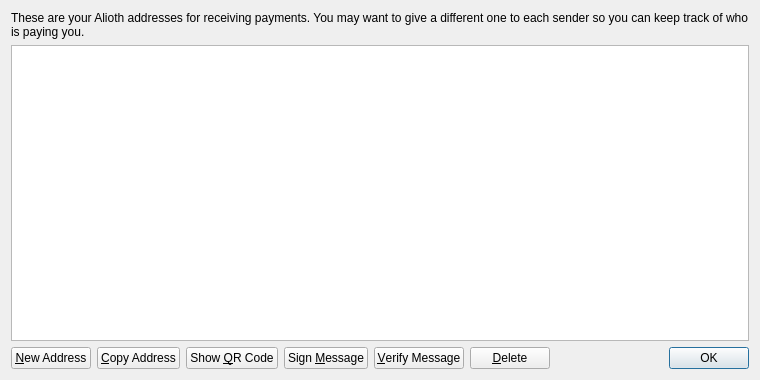
aliothcoin/aliothcoin, file src/qt/forms/addressbookpage.ui: the form before one commit.
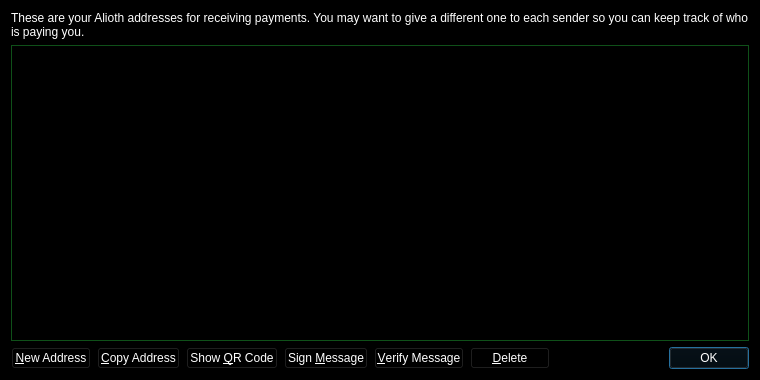
The form after the commit.

Diff of the .ui file:
```diff
--- a/src/qt/forms/addressbookpage.ui
+++ b/src/qt/forms/addressbookpage.ui
@@ -10,6 +10,421 @@
     <height>380</height>
    </rect>
   </property>
+  <property name="palette">
+   <palette>
+    <active>
+     <colorrole role="WindowText">
+      <brush brushstyle="SolidPattern">
+       <color alpha="255">
+        <red>255</red>
+        <green>255</green>
+        <blue>255</blue>
+       </color>
+      </brush>
+     </colorrole>
+     <colorrole role="Button">
+      <brush brushstyle="SolidPattern">
+       <color alpha="255">
+        <red>0</red>
+        <green>0</green>
+        <blue>0</blue>
+       </color>
+      </brush>
+     </colorrole>
+     <colorrole role="Light">
+      <brush brushstyle="SolidPattern">
+       <color alpha="255">
+        <red>0</red>
+        <green>0</green>
+        <blue>0</blue>
+       </color>
+      </brush>
+     </colorrole>
+     <colorrole role="Midlight">
+      <brush brushstyle="SolidPattern">
+       <color alpha="255">
+        <red>0</red>
+        <green>0</green>
+        <blue>0</blue>
+       </color>
+      </brush>
+     </colorrole>
+     <colorrole role="Dark">
+      <brush brushstyle="SolidPattern">
+       <color alpha="255">
+        <red>0</red>
+        <green>0</green>
+        <blue>0</blue>
+       </color>
+      </brush>
+     </colorrole>
+     <colorrole role="Mid">
+      <brush brushstyle="SolidPattern">
+       <color alpha="255">
+        <red>0</red>
+        <green>0</green>
+        <blue>0</blue>
+       </color>
+      </brush>
+     </colorrole>
+     <colorrole role="Text">
+      <brush brushstyle="SolidPattern">
+       <color alpha="255">
+        <red>255</red>
+        <green>255</green>
+        <blue>255</blue>
+       </color>
+      </brush>
+     </colorrole>
+     <colorrole role="BrightText">
+      <brush brushstyle="SolidPattern">
+       <color alpha="255">
+        <red>255</red>
+        <green>255</green>
+        <blue>255</blue>
+       </color>
+      </brush>
+     </colorrole>
+     <colorrole role="ButtonText">
+      <brush brushstyle="SolidPattern">
+       <color alpha="255">
+        <red>255</red>
+        <green>255</green>
+        <blue>255</blue>
+       </color>
+      </brush>
+     </colorrole>
+     <colorrole role="Base">
+      <brush brushstyle="SolidPattern">
+       <color alpha="255">
+        <red>0</red>
+        <green>0</green>
+        <blue>0</blue>
+       </color>
+      </brush>
+     </colorrole>
+     <colorrole role="Window">
+      <brush brushstyle="SolidPattern">
+       <color alpha="255">
+        <red>0</red>
+        <green>0</green>
+        <blue>0</blue>
+       </color>
+      </brush>
+     </colorrole>
+     <colorrole role="Shadow">
+      <brush brushstyle="SolidPattern">
+       <color alpha="255">
+        <red>0</red>
+        <green>0</green>
+        <blue>0</blue>
+       </color>
+      </brush>
+     </colorrole>
+     <colorrole role="AlternateBase">
+      <brush brushstyle="SolidPattern">
+       <color alpha="255">
+        <red>0</red>
+        <green>0</green>
+        <blue>0</blue>
+       </color>
+      </brush>
+     </colorrole>
+     <colorrole role="ToolTipBase">
+      <brush brushstyle="SolidPattern">
+       <color alpha="255">
+        <red>255</red>
+        <green>255</green>
+        <blue>220</blue>
+       </color>
+      </brush>
+     </colorrole>
+     <colorrole role="ToolTipText">
+      <brush brushstyle="SolidPattern">
+       <color alpha="255">
+        <red>0</red>
+        <green>0</green>
+        <blue>0</blue>
+       </color>
+      </brush>
+     </colorrole>
+    </active>
+    <inactive>
+     <colorrole role="WindowText">
+      <brush brushstyle="SolidPattern">
+       <color alpha="255">
+        <red>255</red>
+        <green>255</green>
+        <blue>255</blue>
+       </color>
+      </brush>
+     </colorrole>
+     <colorrole role="Button">
+      <brush brushstyle="SolidPattern">
+       <color alpha="255">
+        <red>0</red>
+        <green>0</green>
+        <blue>0</blue>
+       </color>
+      </brush>
+     </colorrole>
+     <colorrole role="Light">
+      <brush brushstyle="SolidPattern">
+       <color alpha="255">
+        <red>0</red>
+        <green>0</green>
+        <blue>0</blue>
+       </color>
+      </brush>
+     </colorrole>
+     <colorrole role="Midlight">
+      <brush brushstyle="SolidPattern">
+       <color alpha="255">
+        <red>0</red>
+        <green>0</green>
+        <blue>0</blue>
+       </color>
+      </brush>
+     </colorrole>
+     <colorrole role="Dark">
+      <brush brushstyle="SolidPattern">
+       <color alpha="255">
+        <red>0</red>
+        <green>0</green>
+        <blue>0</blue>
+       </color>
+      </brush>
+     </colorrole>
+     <colorrole role="Mid">
+      <brush brushstyle="SolidPattern">
+       <color alpha="255">
+        <red>0</red>
+        <green>0</green>
+        <blue>0</blue>
+       </color>
+      </brush>
+     </colorrole>
+     <colorrole role="Text">
+      <brush brushstyle="SolidPattern">
+       <color alpha="255">
+        <red>255</red>
+        <green>255</green>
+        <blue>255</blue>
+       </color>
+      </brush>
+     </colorrole>
+     <colorrole role="BrightText">
+      <brush brushstyle="SolidPattern">
+       <color alpha="255">
+        <red>255</red>
+        <green>255</green>
+        <blue>255</blue>
+       </color>
+      </brush>
+     </colorrole>
+     <colorrole role="ButtonText">
+      <brush brushstyle="SolidPattern">
+       <color alpha="255">
+        <red>255</red>
+        <green>255</green>
+        <blue>255</blue>
+       </color>
+      </brush>
+     </colorrole>
+     <colorrole role="Base">
+      <brush brushstyle="SolidPattern">
+       <color alpha="255">
+        <red>0</red>
+        <green>0</green>
+        <blue>0</blue>
+       </color>
+      </brush>
+     </colorrole>
+     <colorrole role="Window">
+      <brush brushstyle="SolidPattern">
+       <color alpha="255">
+        <red>0</red>
+        <green>0</green>
+        <blue>0</blue>
+       </color>
+      </brush>
+     </colorrole>
+     <colorrole role="Shadow">
+      <brush brushstyle="SolidPattern">
+       <color alpha="255">
+        <red>0</red>
+        <green>0</green>
+        <blue>0</blue>
+       </color>
+      </brush>
+     </colorrole>
+     <colorrole role="AlternateBase">
+      <brush brushstyle="SolidPattern">
+       <color alpha="255">
+        <red>0</red>
+        <green>0</green>
+        <blue>0</blue>
+       </color>
+      </brush>
+     </colorrole>
+     <colorrole role="ToolTipBase">
+      <brush brushstyle="SolidPattern">
+       <color alpha="255">
+        <red>255</red>
+        <green>255</green>
+        <blue>220</blue>
+       </color>
+      </brush>
+     </colorrole>
+     <colorrole role="ToolTipText">
+      <brush brushstyle="SolidPattern">
+       <color alpha="255">
+        <red>0</red>
+        <green>0</green>
+        <blue>0</blue>
+       </color>
+      </brush>
+     </colorrole>
+    </inactive>
+    <disabled>
+     <colorrole role="WindowText">
+      <brush brushstyle="SolidPattern">
+       <color alpha="255">
+        <red>0</red>
+        <green>0</green>
+        <blue>0</blue>
+       </color>
+      </brush>
+     </colorrole>
+     <colorrole role="Button">
+      <brush brushstyle="SolidPattern">
+       <color alpha="255">
+        <red>0</red>
+        <green>0</green>
+        <blue>0</blue>
+       </color>
+      </brush>
+     </colorrole>
+     <colorrole role="Light">
+      <brush brushstyle="SolidPattern">
+       <color alpha="255">
+        <red>0</red>
+        <green>0</green>
+        <blue>0</blue>
+       </color>
+      </brush>
+     </colorrole>
+     <colorrole role="Midlight">
+      <brush brushstyle="SolidPattern">
+       <color alpha="255">
+        <red>0</red>
+        <green>0</green>
+        <blue>0</blue>
+       </color>
+      </brush>
+     </colorrole>
+     <colorrole role="Dark">
+      <brush brushstyle="SolidPattern">
+       <color alpha="255">
+        <red>0</red>
+        <green>0</green>
+        <blue>0</blue>
+       </color>
+      </brush>
+     </colorrole>
+     <colorrole role="Mid">
+      <brush brushstyle="SolidPattern">
+       <color alpha="255">
+        <red>0</red>
+        <green>0</green>
+        <blue>0</blue>
+       </color>
+      </brush>
+     </colorrole>
+     <colorrole role="Text">
+      <brush brushstyle="SolidPattern">
+       <color alpha="255">
+        <red>0</red>
+        <green>0</green>
+        <blue>0</blue>
+       </color>
+      </brush>
+     </colorrole>
+     <colorrole role="BrightText">
+      <brush brushstyle="SolidPattern">
+       <color alpha="255">
+        <red>255</red>
+        <green>255</green>
+        <blue>255</blue>
+       </color>
+      </brush>
+     </colorrole>
+     <colorrole role="ButtonText">
+      <brush brushstyle="SolidPattern">
+       <color alpha="255">
+        <red>0</red>
+        <green>0</green>
+        <blue>0</blue>
+       </color>
+      </brush>
+     </colorrole>
+     <colorrole role="Base">
+      <brush brushstyle="SolidPattern">
+       <color alpha="255">
+        <red>0</red>
+        <green>0</green>
+        <blue>0</blue>
+       </color>
+      </brush>
+     </colorrole>
+     <colorrole role="Window">
+      <brush brushstyle="SolidPattern">
+       <color alpha="255">
+        <red>0</red>
+        <green>0</green>
+        <blue>0</blue>
+       </color>
+      </brush>
+     </colorrole>
+     <colorrole role="Shadow">
+      <brush brushstyle="SolidPattern">
+       <color alpha="255">
+        <red>0</red>
+        <green>0</green>
+        <blue>0</blue>
+       </color>
+      </brush>
+     </colorrole>
+     <colorrole role="AlternateBase">
+      <brush brushstyle="SolidPattern">
+       <color alpha="255">
+        <red>0</red>
+        <green>0</green>
+        <blue>0</blue>
+       </color>
+      </brush>
+     </colorrole>
+     <colorrole role="ToolTipBase">
+      <brush brushstyle="SolidPattern">
+       <color alpha="255">
+        <red>255</red>
+        <green>255</green>
+        <blue>220</blue>
+       </color>
+      </brush>
+     </colorrole>
+     <colorrole role="ToolTipText">
+      <brush brushstyle="SolidPattern">
+       <color alpha="255">
+        <red>0</red>
+        <green>0</green>
+        <blue>0</blue>
+       </color>
+      </brush>
+     </colorrole>
+    </disabled>
+   </palette>
+  </property>
   <property name="windowTitle">
    <string>Address Book</string>
   </property>
@@ -29,6 +444,421 @@
    </item>
    <item>
     <widget class="QTableView" name="tableView">
+     <property name="palette">
+      <palette>
+       <active>
+        <colorrole role="WindowText">
+         <brush brushstyle="SolidPattern">
+          <color alpha="255">
+           <red>255</red>
+           <green>255</green>
+           <blue>255</blue>
+          </color>
+         </brush>
+        </colorrole>
+        <colorrole role="Button">
+         <brush brushstyle="SolidPattern">
+          <color alpha="255">
+           <red>19</red>
+           <green>104</green>
+           <blue>32</blue>
+          </color>
+         </brush>
+        </colorrole>
+        <colorrole role="Light">
+         <brush brushstyle="SolidPattern">
+          <color alpha="255">
+           <red>28</red>
+           <green>156</green>
+           <blue>48</blue>
+          </color>
+         </brush>
+        </colorrole>
+        <colorrole role="Midlight">
+         <brush brushstyle="SolidPattern">
+          <color alpha="255">
+           <red>23</red>
+           <green>130</green>
+           <blue>40</blue>
+          </color>
+         </brush>
+        </colorrole>
+        <colorrole role="Dark">
+         <brush brushstyle="SolidPattern">
+          <color alpha="255">
+           <red>9</red>
+           <green>52</green>
+           <blue>16</blue>
+          </color>
+         </brush>
+        </colorrole>
+        <colorrole role="Mid">
+         <brush brushstyle="SolidPattern">
+          <color alpha="255">
+           <red>12</red>
+           <green>69</green>
+           <blue>21</blue>
+          </color>
+         </brush>
+        </colorrole>
+        <colorrole role="Text">
+         <brush brushstyle="SolidPattern">
+          <color alpha="255">
+           <red>255</red>
+           <green>255</green>
+           <blue>255</blue>
+          </color>
+         </brush>
+        </colorrole>
+        <colorrole role="BrightText">
+         <brush brushstyle="SolidPattern">
+          <color alpha="255">
+           <red>255</red>
+           <green>255</green>
+           <blue>255</blue>
+          </color>
+         </brush>
+        </colorrole>
+        <colorrole role="ButtonText">
+         <brush brushstyle="SolidPattern">
+          <color alpha="255">
+           <red>255</red>
+           <green>255</green>
+           <blue>255</blue>
+          </color>
+         </brush>
+        </colorrole>
+        <colorrole role="Base">
+         <brush brushstyle="SolidPattern">
+          <color alpha="255">
+           <red>0</red>
+           <green>0</green>
+           <blue>0</blue>
+          </color>
+         </brush>
+        </colorrole>
+        <colorrole role="Window">
+         <brush brushstyle="SolidPattern">
+          <color alpha="255">
+           <red>19</red>
+           <green>104</green>
+           <blue>32</blue>
+          </color>
+         </brush>
+        </colorrole>
+        <colorrole role="Shadow">
+         <brush brushstyle="SolidPattern">
+          <color alpha="255">
+           <red>0</red>
+           <green>0</green>
+           <blue>0</blue>
+          </color>
+         </brush>
+        </colorrole>
+        <colorrole role="AlternateBase">
+         <brush brushstyle="SolidPattern">
+          <color alpha="255">
+           <red>9</red>
+           <green>52</green>
+           <blue>16</blue>
+          </color>
+         </brush>
+        </colorrole>
+        <colorrole role="ToolTipBase">
+         <brush brushstyle="SolidPattern">
+          <color alpha="255">
+           <red>255</red>
+           <green>255</green>
+           <blue>220</blue>
+          </color>
+         </brush>
+        </colorrole>
+        <colorrole role="ToolTipText">
+         <brush brushstyle="SolidPattern">
+          <color alpha="255">
+           <red>0</red>
+           <green>0</green>
+           <blue>0</blue>
+          </color>
+         </brush>
+        </colorrole>
+       </active>
+       <inactive>
+        <colorrole role="WindowText">
+         <brush brushstyle="SolidPattern">
+          <color alpha="255">
+           <red>255</red>
+           <green>255</green>
+           <blue>255</blue>
+          </color>
+         </brush>
+        </colorrole>
+        <colorrole role="Button">
+         <brush brushstyle="SolidPattern">
+          <color alpha="255">
+           <red>19</red>
+           <green>104</green>
+           <blue>32</blue>
+          </color>
+         </brush>
+        </colorrole>
+        <colorrole role="Light">
+         <brush brushstyle="SolidPattern">
+          <color alpha="255">
+           <red>28</red>
+           <green>156</green>
+           <blue>48</blue>
+          </color>
+         </brush>
+        </colorrole>
+        <colorrole role="Midlight">
+         <brush brushstyle="SolidPattern">
+          <color alpha="255">
+           <red>23</red>
+           <green>130</green>
+           <blue>40</blue>
+          </color>
+         </brush>
+        </colorrole>
+        <colorrole role="Dark">
+         <brush brushstyle="SolidPattern">
+          <color alpha="255">
+           <red>9</red>
+           <green>52</green>
+           <blue>16</blue>
+          </color>
+         </brush>
+        </colorrole>
+        <colorrole role="Mid">
+         <brush brushstyle="SolidPattern">
+          <color alpha="255">
+           <red>12</red>
+           <green>69</green>
+           <blue>21</blue>
+          </color>
+         </brush>
+        </colorrole>
+        <colorrole role="Text">
+         <brush brushstyle="SolidPattern">
+          <color alpha="255">
+           <red>255</red>
+           <green>255</green>
+           <blue>255</blue>
+          </color>
+         </brush>
+        </colorrole>
+        <colorrole role="BrightText">
+         <brush brushstyle="SolidPattern">
+          <color alpha="255">
+           <red>255</red>
+           <green>255</green>
+           <blue>255</blue>
+          </color>
+         </brush>
+        </colorrole>
+        <colorrole role="ButtonText">
+         <brush brushstyle="SolidPattern">
+          <color alpha="255">
+           <red>255</red>
+           <green>255</green>
+           <blue>255</blue>
+          </color>
+         </brush>
+        </colorrole>
+        <colorrole role="Base">
+         <brush brushstyle="SolidPattern">
+          <color alpha="255">
+           <red>0</red>
+           <green>0</green>
+           <blue>0</blue>
+          </color>
+         </brush>
+        </colorrole>
+        <colorrole role="Window">
+         <brush brushstyle="SolidPattern">
+          <color alpha="255">
+           <red>19</red>
+           <green>104</green>
+           <blue>32</blue>
+          </color>
+         </brush>
+        </colorrole>
+        <colorrole role="Shadow">
+         <brush brushstyle="SolidPattern">
+          <color alpha="255">
+           <red>0</red>
+           <green>0</green>
+           <blue>0</blue>
+          </color>
+         </brush>
+        </colorrole>
+        <colorrole role="AlternateBase">
+         <brush brushstyle="SolidPattern">
+          <color alpha="255">
+           <red>9</red>
+           <green>52</green>
+           <blue>16</blue>
+          </color>
+         </brush>
+        </colorrole>
+        <colorrole role="ToolTipBase">
+         <brush brushstyle="SolidPattern">
+          <color alpha="255">
+           <red>255</red>
+           <green>255</green>
+           <blue>220</blue>
+          </color>
+         </brush>
+        </colorrole>
+        <colorrole role="ToolTipText">
+         <brush brushstyle="SolidPattern">
+          <color alpha="255">
+           <red>0</red>
+           <green>0</green>
+           <blue>0</blue>
+          </color>
+         </brush>
+        </colorrole>
+       </inactive>
+       <disabled>
+        <colorrole role="WindowText">
+         <brush brushstyle="SolidPattern">
+          <color alpha="255">
+           <red>9</red>
+           <green>52</green>
+           <blue>16</blue>
+          </color>
+         </brush>
+        </colorrole>
+        <colorrole role="Button">
+         <brush brushstyle="SolidPattern">
+          <color alpha="255">
+           <red>19</red>
+           <green>104</green>
+           <blue>32</blue>
+          </color>
+         </brush>
+        </colorrole>
+        <colorrole role="Light">
+         <brush brushstyle="SolidPattern">
+          <color alpha="255">
+           <red>28</red>
+           <green>156</green>
+           <blue>48</blue>
+          </color>
+         </brush>
+        </colorrole>
+        <colorrole role="Midlight">
+         <brush brushstyle="SolidPattern">
+          <color alpha="255">
+           <red>23</red>
+           <green>130</green>
+           <blue>40</blue>
+          </color>
+         </brush>
+        </colorrole>
+        <colorrole role="Dark">
+         <brush brushstyle="SolidPattern">
+          <color alpha="255">
+           <red>9</red>
+           <green>52</green>
+           <blue>16</blue>
+          </color>
+         </brush>
+        </colorrole>
+        <colorrole role="Mid">
+         <brush brushstyle="SolidPattern">
+          <color alpha="255">
+           <red>12</red>
+           <green>69</green>
+           <blue>21</blue>
+          </color>
+         </brush>
+        </colorrole>
+        <colorrole role="Text">
+         <brush brushstyle="SolidPattern">
+          <color alpha="255">
+           <red>9</red>
+           <green>52</green>
+           <blue>16</blue>
+          </color>
+         </brush>
+        </colorrole>
+        <colorrole role="BrightText">
+         <brush brushstyle="SolidPattern">
+          <color alpha="255">
+           <red>255</red>
+           <green>255</green>
+           <blue>255</blue>
+          </color>
+         </brush>
+        </colorrole>
+        <colorrole role="ButtonText">
+         <brush brushstyle="SolidPattern">
+          <color alpha="255">
+           <red>9</red>
+           <green>52</green>
+           <blue>16</blue>
+          </color>
+         </brush>
+        </colorrole>
+        <colorrole role="Base">
+         <brush brushstyle="SolidPattern">
+          <color alpha="255">
+           <red>19</red>
+           <green>104</green>
+           <blue>32</blue>
+          </color>
+         </brush>
+        </colorrole>
+        <colorrole role="Window">
+         <brush brushstyle="SolidPattern">
+          <color alpha="255">
+           <red>19</red>
+           <green>104</green>
+           <blue>32</blue>
+          </color>
+         </brush>
+        </colorrole>
+        <colorrole role="Shadow">
+         <brush brushstyle="SolidPattern">
+          <color alpha="255">
+           <red>0</red>
+           <green>0</green>
+           <blue>0</blue>
+          </color>
+         </brush>
+        </colorrole>
+        <colorrole role="AlternateBase">
+         <brush brushstyle="SolidPattern">
+          <color alpha="255">
+           <red>19</red>
+           <green>104</green>
+           <blue>32</blue>
+          </color>
+         </brush>
+        </colorrole>
+        <colorrole role="ToolTipBase">
+         <brush brushstyle="SolidPattern">
+          <color alpha="255">
+           <red>255</red>
+           <green>255</green>
+           <blue>220</blue>
+          </color>
+         </brush>
+        </colorrole>
+        <colorrole role="ToolTipText">
+         <brush brushstyle="SolidPattern">
+          <color alpha="255">
+           <red>0</red>
+           <green>0</green>
+           <blue>0</blue>
+          </color>
+         </brush>
+        </colorrole>
+       </disabled>
+      </palette>
+     </property>
      <property name="contextMenuPolicy">
       <enum>Qt::CustomContextMenu</enum>
      </property>
```
Left out of the diff: 4 changed lines with no effect on the pictures.
